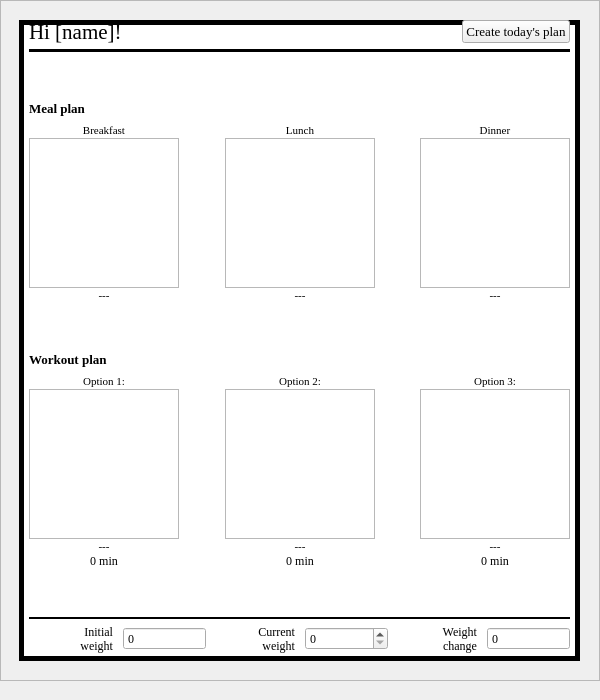
The window that lssdapplication.ui (Raam0/ece4574Project) describes before a commit, drawn with Qt 5.
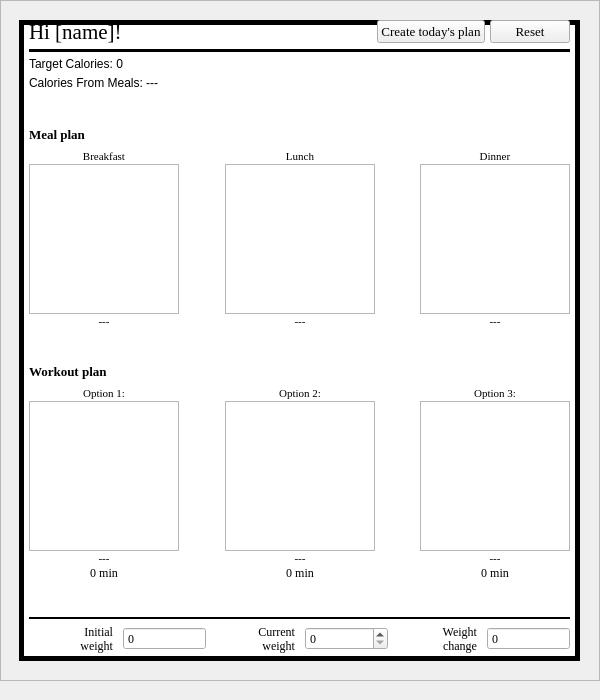
The same window after the commit.

Patch:
```diff
--- a/lssdapplication.ui
+++ b/lssdapplication.ui
@@ -2611,6 +2611,19 @@
            </property>
           </widget>
          </item>
+         <item>
+          <widget class="QPushButton" name="resetButton">
+           <property name="font">
+            <font>
+             <family>Georgia</family>
+             <pointsize>10</pointsize>
+            </font>
+           </property>
+           <property name="text">
+            <string>Reset</string>
+           </property>
+          </widget>
+         </item>
         </layout>
        </item>
        <item>
@@ -2626,11 +2639,28 @@
          </property>
         </widget>
        </item>
+       <item>
+        <widget class="QLabel" name="targetCalLabel">
+         <property name="text">
+          <string>Target Calories: 0</string>
+         </property>
+        </widget>
+       </item>
+       <item>
+        <widget class="QLabel" name="mealCalLabel">
+         <property name="text">
+          <string>Calories From Meals: ---</string>
+         </property>
+        </widget>
+       </item>
        <item>
         <spacer name="verticalSpacer">
          <property name="orientation">
           <enum>Qt::Vertical</enum>
          </property>
+         <property name="sizeType">
+          <enum>QSizePolicy::Expanding</enum>
+         </property>
          <property name="sizeHint" stdset="0">
           <size>
            <width>20</width>
```
